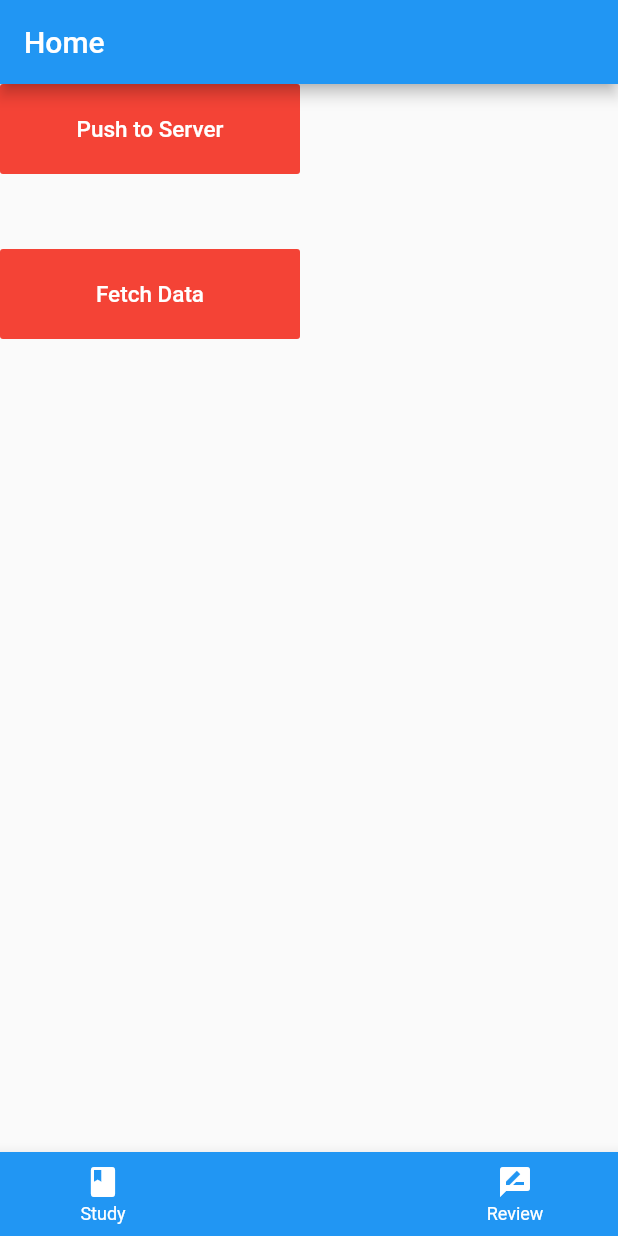
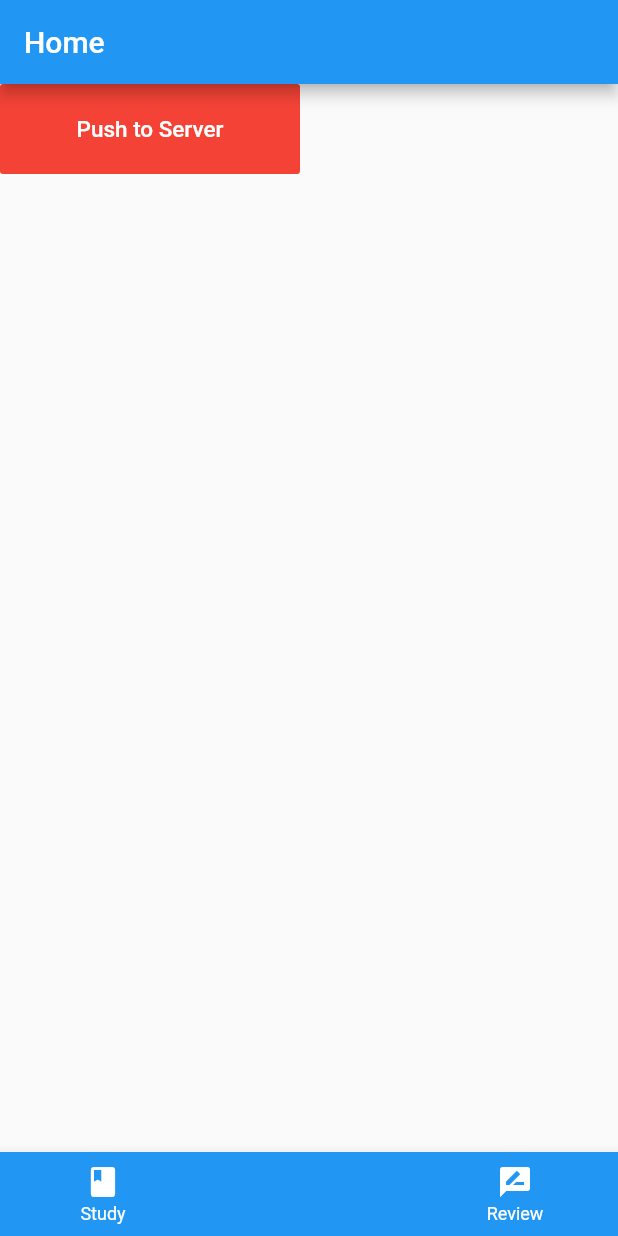
Before and after one commit to Codehoff/Mainsights, a Flutter app: the screen it shows after launch, item 2 of the bottom bar chosen, on a phone screen of 412 x 824 dp. Run offline on Flutter 3.47's test engine with Material 2 defaults, Android fonts, the phone set to English and light mode, and no system bars; missing offline and left inert: swipedetector.

Commit message:
POST + Fetch finished

```diff
--- a/lib/screens/searchscreen.dart
+++ b/lib/screens/searchscreen.dart
@@ -3,19 +3,11 @@ import "dart:convert";
 import "package:http/http.dart" as http;
 
 import "../dummy_data.dart";
-import "../models/flashcard.dart";
 
 class Searchscreen extends StatelessWidget {
   static const routeName = "/search";
 
   static const url = "https://mainsights-1fb71.firebaseio.com/flashcards.json";
-
-  Future<void> fetchAndSetFlashcards() async {
-    const url = "https://mainsights-1fb71.firebaseio.com/flashcards.json";
-    final response = await http.get(url);
-    final List<Flashcard> loadedProducts = [];
-    final extractedData = json.decode(response.body) as Map<String, dynamic>;
-  }
 
   void _pushFlashcards() {
     dummyFlashcards.forEach((element) {
@@ -55,24 +47,6 @@ class Searchscreen extends StatelessWidget {
           ),
         ),
       ),
-      SizedBox(height: 50),
-      SizedBox(
-        width: 200,
-        height: 60,
-        child: FlatButton(
-          color: Colors.red,
-          textColor: Colors.white,
-          disabledColor: Colors.grey,
-          disabledTextColor: Colors.black,
-          padding: EdgeInsets.all(8.0),
-          splashColor: Colors.blueAccent,
-          onPressed: fetchAndSetFlashcards,
-          child: Text(
-            "Fetch Data",
-            style: TextStyle(fontSize: 15.0),
-          ),
-        ),
-      ),
     ]);
   }
 }
```
Also changed, not shown: lib/screens/reviewscreen.dart (+57 -22 lines).
